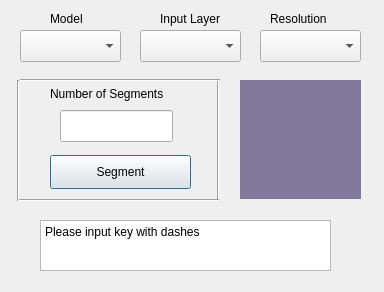
sirebellum/qgis-segmentation, file segmenter_dialog_base.ui: the form before one commit.
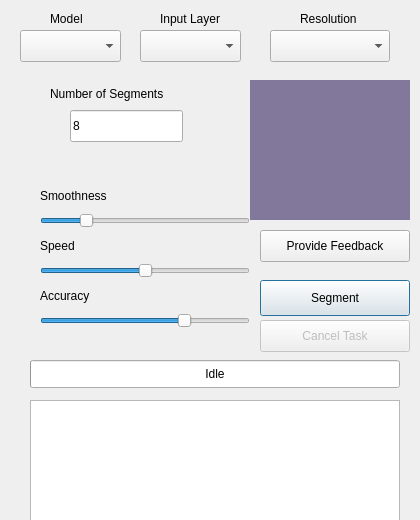
The form after the commit.

Patch:
```diff
--- a/segmenter_dialog_base.ui
+++ b/segmenter_dialog_base.ui
@@ -6,8 +6,8 @@
    <rect>
     <x>0</x>
     <y>0</y>
-    <width>384</width>
-    <height>292</height>
+    <width>420</width>
+    <height>520</height>
    </rect>
   </property>
   <property name="windowTitle">
@@ -25,10 +25,10 @@
   <widget class="QPushButton" name="buttonPredict">
    <property name="geometry">
     <rect>
-     <x>50</x>
-     <y>155</y>
-     <width>141</width>
-     <height>34</height>
+      <x>260</x>
+      <y>280</y>
+      <width>150</width>
+      <height>36</height>
     </rect>
    </property>
    <property name="toolTip">
@@ -38,18 +38,33 @@
     <string>Segment</string>
    </property>
   </widget>
+  <widget class="QPushButton" name="buttonStop">
+   <property name="enabled">
+    <bool>false</bool>
+   </property>
+   <property name="geometry">
+    <rect>
+      <x>260</x>
+      <y>320</y>
+      <width>150</width>
+      <height>32</height>
+    </rect>
+   </property>
+   <property name="text">
+    <string>Cancel Task</string>
+   </property>
+  </widget>
   <widget class="QPlainTextEdit" name="inputBox">
    <property name="geometry">
     <rect>
-     <x>40</x>
-     <y>220</y>
-     <width>291</width>
-     <height>51</height>
+      <x>30</x>
+      <y>400</y>
+      <width>370</width>
+      <height>140</height>
     </rect>
    </property>
    <property name="plainText">
-    <string>Please input key with dashes
-</string>
+        <string/>
    </property>
    <property name="overwriteMode">
     <bool>false</bool>
@@ -58,13 +73,38 @@
     <bool>false</bool>
    </property>
   </widget>
+  <widget class="QProgressBar" name="jobProgress">
+   <property name="geometry">
+    <rect>
+      <x>30</x>
+      <y>360</y>
+      <width>370</width>
+      <height>28</height>
+    </rect>
+   </property>
+   <property name="minimum">
+    <number>0</number>
+   </property>
+   <property name="maximum">
+    <number>100</number>
+   </property>
+   <property name="value">
+    <number>0</number>
+   </property>
+   <property name="format">
+    <string>Idle</string>
+   </property>
+   <property name="textVisible">
+    <bool>true</bool>
+   </property>
+  </widget>
   <widget class="QLabel" name="imageLarge">
    <property name="geometry">
     <rect>
-     <x>240</x>
-     <y>80</y>
-     <width>121</width>
-     <height>119</height>
+      <x>250</x>
+      <y>80</y>
+      <width>160</width>
+      <height>140</height>
     </rect>
    </property>
    <property name="styleSheet">
@@ -73,6 +113,9 @@
    <property name="text">
     <string/>
    </property>
+  <property name="alignment">
+   <set>Qt::AlignCenter</set>
+  </property>
   </widget>
   <widget class="QComboBox" name="inputLoadModel">
    <property name="geometry">
@@ -119,58 +162,6 @@
     <string comment="Number of segments to divide input into">Number of Segments</string>
    </property>
   </widget>
-  <widget class="Line" name="line">
-   <property name="geometry">
-    <rect>
-     <x>210</x>
-     <y>80</y>
-     <width>16</width>
-     <height>121</height>
-    </rect>
-   </property>
-   <property name="orientation">
-    <enum>Qt::Vertical</enum>
-   </property>
-  </widget>
-  <widget class="Line" name="line_2">
-   <property name="geometry">
-    <rect>
-     <x>20</x>
-     <y>70</y>
-     <width>200</width>
-     <height>20</height>
-    </rect>
-   </property>
-   <property name="orientation">
-    <enum>Qt::Horizontal</enum>
-   </property>
-  </widget>
-  <widget class="Line" name="line_3">
-   <property name="geometry">
-    <rect>
-     <x>19</x>
-     <y>190</y>
-     <width>200</width>
-     <height>20</height>
-    </rect>
-   </property>
-   <property name="orientation">
-    <enum>Qt::Horizontal</enum>
-   </property>
-  </widget>
-  <widget class="Line" name="line_4">
-   <property name="geometry">
-    <rect>
-     <x>10</x>
-     <y>80</y>
-     <width>16</width>
-     <height>121</height>
-    </rect>
-   </property>
-   <property name="orientation">
-    <enum>Qt::Vertical</enum>
-   </property>
-  </widget>
   <widget class="QComboBox" name="inputLayer">
    <property name="geometry">
     <rect>
@@ -206,10 +197,10 @@
   <widget class="QLabel" name="labelLoadModel_3">
    <property name="geometry">
     <rect>
-     <x>270</x>
-     <y>10</y>
-     <width>81</width>
-     <height>18</height>
+      <x>300</x>
+      <y>10</y>
+      <width>81</width>
+      <height>18</height>
     </rect>
    </property>
    <property name="accessibleDescription">
@@ -222,10 +213,10 @@
   <widget class="QComboBox" name="inputRes">
    <property name="geometry">
     <rect>
-     <x>260</x>
-     <y>30</y>
-     <width>101</width>
-     <height>32</height>
+      <x>270</x>
+      <y>30</y>
+      <width>120</width>
+      <height>32</height>
     </rect>
    </property>
    <property name="toolTip">
@@ -241,11 +232,135 @@
   <widget class="QLineEdit" name="inputSegments">
    <property name="geometry">
     <rect>
-     <x>60</x>
-     <y>110</y>
-     <width>113</width>
-     <height>32</height>
+      <x>70</x>
+      <y>110</y>
+      <width>113</width>
+      <height>32</height>
     </rect>
+   </property>
+   <property name="text">
+    <string>8</string>
+   </property>
+   <property name="placeholderText">
+    <string/>
+   </property>
+  </widget>
+  <widget class="QLabel" name="labelSmoothness">
+   <property name="geometry">
+    <rect>
+     <x>40</x>
+     <y>185</y>
+     <width>151</width>
+     <height>21</height>
+    </rect>
+   </property>
+   <property name="text">
+    <string>Smoothness</string>
+   </property>
+  </widget>
+  <widget class="QSlider" name="sliderSmoothness">
+   <property name="geometry">
+    <rect>
+    <x>40</x>
+    <y>210</y>
+    <width>210</width>
+    <height>22</height>
+    </rect>
+   </property>
+   <property name="minimum">
+    <number>0</number>
+   </property>
+   <property name="maximum">
+    <number>100</number>
+   </property>
+   <property name="value">
+    <number>20</number>
+   </property>
+   <property name="orientation">
+    <enum>Qt::Horizontal</enum>
+   </property>
+  </widget>
+  <widget class="QLabel" name="labelSpeed">
+   <property name="geometry">
+    <rect>
+    <x>40</x>
+    <y>235</y>
+    <width>151</width>
+    <height>21</height>
+    </rect>
+   </property>
+   <property name="text">
+    <string>Speed</string>
+   </property>
+  </widget>
+  <widget class="QSlider" name="sliderSpeed">
+   <property name="geometry">
+    <rect>
+     <x>40</x>
+     <y>260</y>
+     <width>210</width>
+     <height>22</height>
+    </rect>
+   </property>
+   <property name="minimum">
+    <number>0</number>
+   </property>
+   <property name="maximum">
+    <number>100</number>
+   </property>
+   <property name="value">
+    <number>50</number>
+   </property>
+   <property name="orientation">
+    <enum>Qt::Horizontal</enum>
+   </property>
+  </widget>
+  <widget class="QLabel" name="labelAccuracy">
+   <property name="geometry">
+    <rect>
+     <x>40</x>
+     <y>285</y>
+     <width>151</width>
+     <height>21</height>
+    </rect>
+   </property>
+   <property name="text">
+    <string>Accuracy</string>
+   </property>
+  </widget>
+  <widget class="QSlider" name="sliderAccuracy">
+   <property name="geometry">
+    <rect>
+     <x>40</x>
+     <y>310</y>
+     <width>210</width>
+     <height>22</height>
+    </rect>
+   </property>
+   <property name="minimum">
+    <number>0</number>
+   </property>
+   <property name="maximum">
+    <number>100</number>
+   </property>
+   <property name="value">
+    <number>70</number>
+   </property>
+   <property name="orientation">
+    <enum>Qt::Horizontal</enum>
+   </property>
+  </widget>
+  <widget class="QPushButton" name="buttonFeedback">
+   <property name="geometry">
+    <rect>
+      <x>260</x>
+      <y>230</y>
+      <width>150</width>
+      <height>32</height>
+    </rect>
+   </property>
+   <property name="text">
+    <string>Provide Feedback</string>
    </property>
   </widget>
  </widget>
```
Left out of the diff: 40 changed lines with no effect on the pictures.
